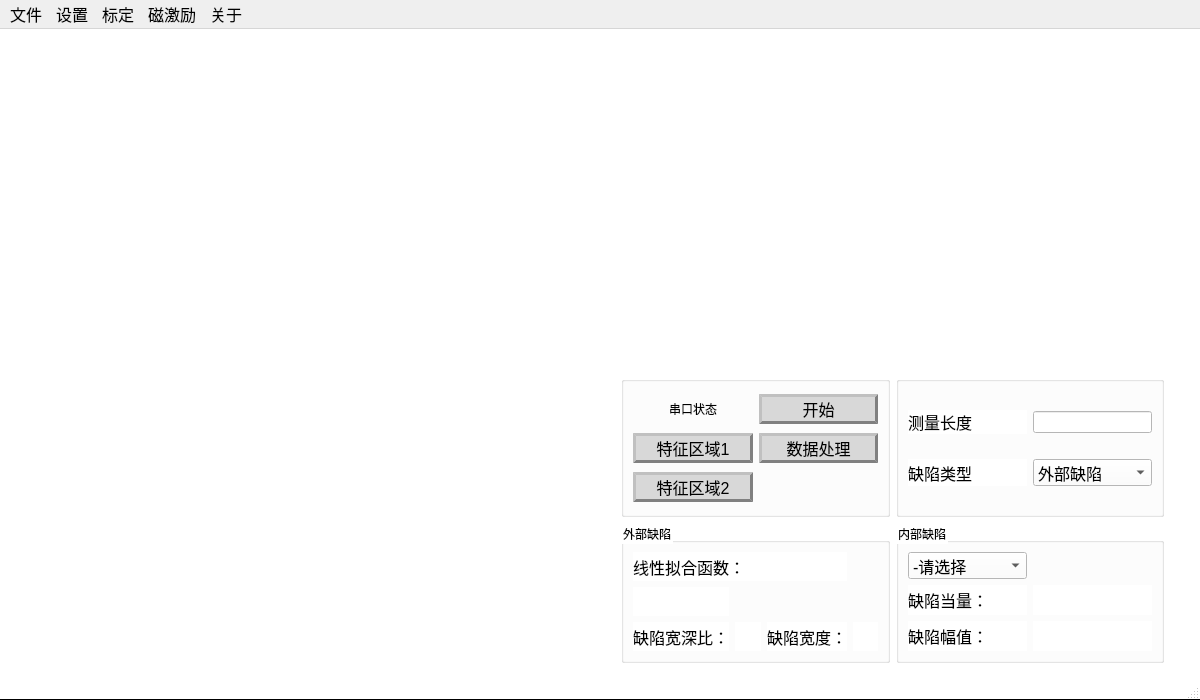
First picture: the form in mainwindow.ui, repository RoboticsKingWay/EMDetect, before the edit.
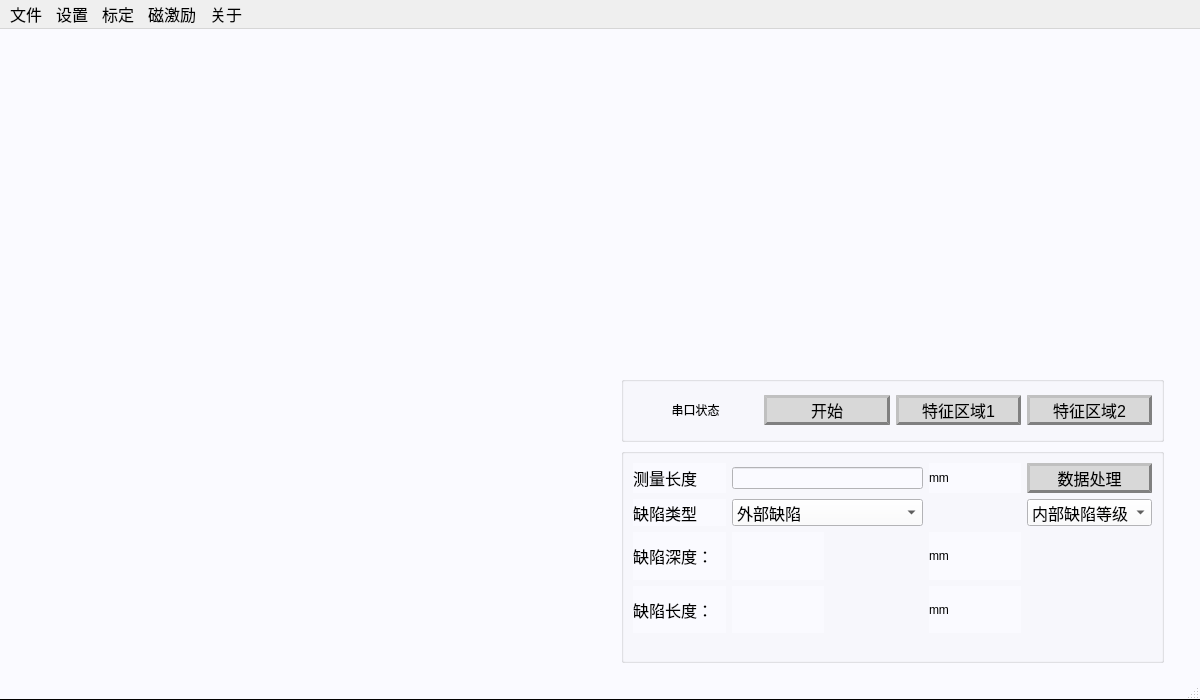
Second picture: the form after the edit. Icons and pictures are not drawn.

Patch:
```diff
--- a/mainwindow.ui
+++ b/mainwindow.ui
@@ -237,7 +237,7 @@
    </property>
    <property name="styleSheet">
     <string notr="true">QWidget{
-background-color:white
+background-color:#FAFAFF
 }</string>
    </property>
    <layout class="QHBoxLayout" name="horizontalLayout_3">
@@ -276,8 +276,8 @@
        </item>
        <item>
         <widget class="QWidget" name="widget_real_upright" native="true">
-         <layout class="QGridLayout" name="gridLayout_6">
-          <item row="0" column="0">
+         <layout class="QVBoxLayout" name="verticalLayout_4">
+          <item>
            <widget class="QWidget" name="widget_upright" native="true">
             <property name="minimumSize">
              <size>
@@ -287,7 +287,7 @@
             </property>
            </widget>
           </item>
-          <item row="1" column="0">
+          <item>
            <widget class="QWidget" name="widget_down" native="true">
             <property name="minimumSize">
              <size>
@@ -316,8 +316,8 @@
                <colorrole role="Button">
                 <brush brushstyle="SolidPattern">
                  <color alpha="255">
-                  <red>255</red>
-                  <green>255</green>
+                  <red>250</red>
+                  <green>250</green>
                   <blue>255</blue>
                  </color>
                 </brush>
@@ -343,8 +343,8 @@
                <colorrole role="Base">
                 <brush brushstyle="SolidPattern">
                  <color alpha="255">
-                  <red>255</red>
-                  <green>255</green>
+                  <red>250</red>
+                  <green>250</green>
                   <blue>255</blue>
                  </color>
                 </brush>
@@ -352,8 +352,8 @@
                <colorrole role="Window">
                 <brush brushstyle="SolidPattern">
                  <color alpha="255">
-                  <red>255</red>
-                  <green>255</green>
+                  <red>250</red>
+                  <green>250</green>
                   <blue>255</blue>
                  </color>
                 </brush>
@@ -381,8 +381,8 @@
                <colorrole role="Button">
                 <brush brushstyle="SolidPattern">
                  <color alpha="255">
-                  <red>255</red>
-                  <green>255</green>
+                  <red>250</red>
+                  <green>250</green>
                   <blue>255</blue>
                  </color>
                 </brush>
@@ -408,8 +408,8 @@
                <colorrole role="Base">
                 <brush brushstyle="SolidPattern">
                  <color alpha="255">
-                  <red>255</red>
-                  <green>255</green>
+                  <red>250</red>
+                  <green>250</green>
                   <blue>255</blue>
                  </color>
                 </brush>
@@ -417,8 +417,8 @@
                <colorrole role="Window">
                 <brush brushstyle="SolidPattern">
                  <color alpha="255">
-                  <red>255</red>
-                  <green>255</green>
+                  <red>250</red>
+                  <green>250</green>
                   <blue>255</blue>
                  </color>
                 </brush>
@@ -446,8 +446,8 @@
                <colorrole role="Button">
                 <brush brushstyle="SolidPattern">
                  <color alpha="255">
-                  <red>255</red>
-                  <green>255</green>
+                  <red>250</red>
+                  <green>250</green>
                   <blue>255</blue>
                  </color>
                 </brush>
@@ -473,8 +473,8 @@
                <colorrole role="Base">
                 <brush brushstyle="SolidPattern">
                  <color alpha="255">
-                  <red>255</red>
-                  <green>255</green>
+                  <red>250</red>
+                  <green>250</green>
                   <blue>255</blue>
                  </color>
                 </brush>
@@ -482,8 +482,8 @@
                <colorrole role="Window">
                 <brush brushstyle="SolidPattern">
                  <color alpha="255">
-                  <red>255</red>
-                  <green>255</green>
+                  <red>250</red>
+                  <green>250</green>
                   <blue>255</blue>
                  </color>
                 </brush>
@@ -501,10 +501,12 @@
              </palette>
             </property>
             <property name="styleSheet">
-             <string notr="true"/>
+             <string notr="true">QWidget{
+		color: black
+}</string>
             </property>
-            <layout class="QGridLayout" name="gridLayout_5">
-             <item row="0" column="0">
+            <layout class="QVBoxLayout" name="verticalLayout_2">
+             <item>
               <widget class="QGroupBox" name="groupBox_2">
                <property name="minimumSize">
                 <size>
@@ -514,123 +516,15 @@
                </property>
                <property name="maximumSize">
                 <size>
-                 <width>3600</width>
-                 <height>1200</height>
+                 <width>600</width>
+                 <height>66</height>
                 </size>
                </property>
                <property name="title">
                 <string/>
                </property>
-               <layout class="QGridLayout" name="gridLayout_2">
-                <item row="1" column="0">
-                 <widget class="QPushButton" name="pushButton_5">
-                  <property name="font">
-                   <font>
-                    <pointsize>12</pointsize>
-                   </font>
-                  </property>
-                  <property name="styleSheet">
-                   <string notr="true">QPushButton {
-        border: 3px outset gray;
-        background-color: #D8D8D8;
-         color: black;
-        }
- QPushButton:disabled {
-         background-color: #F1F1F1;
-         color: white;
-        }
- QPushButton:pressed {
-        border: 1px inset gray;
-         background-color: #11FF11;
-         color: white;
-        }
-    QPushButton:hover {
-         background-color: #13B3B3;
-        }</string>
-                  </property>
-                  <property name="text">
-                   <string>特征区域1</string>
-                  </property>
-                  <property name="autoDefault">
-                   <bool>true</bool>
-                  </property>
-                  <property name="default">
-                   <bool>true</bool>
-                  </property>
-                  <property name="flat">
-                   <bool>false</bool>
-                  </property>
-                 </widget>
-                </item>
-                <item row="1" column="1">
-                 <widget class="QPushButton" name="pushButton_3">
-                  <property name="font">
-                   <font>
-                    <pointsize>12</pointsize>
-                   </font>
-                  </property>
-                  <property name="styleSheet">
-                   <string notr="true">QPushButton {
-        border: 3px outset gray;
-        background-color: #D8D8D8;
-         color: black;
-        }
- QPushButton:disabled {
-         background-color: #F1F1F1;
-         color: white;
-        }
- QPushButton:pressed {
-        border: 1px inset gray;
-         background-color: #11FF11;
-         color: white;
-        }
-    QPushButton:hover {
-         background-color: #13B3B3;
-        }</string>
-                  </property>
-                  <property name="text">
-                   <string>数据处理</string>
-                  </property>
-                 </widget>
-                </item>
-                <item row="0" column="1">
-                 <widget class="QPushButton" name="pushButton">
-                  <property name="font">
-                   <font>
-                    <pointsize>12</pointsize>
-                   </font>
-                  </property>
-                  <property name="styleSheet">
-                   <string notr="true">QPushButton {
-        border: 3px outset gray;
-        background-color: #D8D8D8;
-         color: black;
-        }
- QPushButton:disabled {
-         background-color: #F1F1F1;
-         color: white;
-        }
- QPushButton:pressed {
-        border: 1px inset gray;
-         background-color: #11FF11;
-         color: white;
-        }
-    QPushButton:hover {
-         background-color: #13B3B3;
-        }</string>
-                  </property>
-                  <property name="text">
-                   <string>开始</string>
-                  </property>
-                  <property name="autoDefault">
-                   <bool>true</bool>
-                  </property>
-                  <property name="default">
-                   <bool>true</bool>
-                  </property>
-                 </widget>
-                </item>
-                <item row="0" column="0">
+               <layout class="QHBoxLayout" name="horizontalLayout_2">
+                <item>
                  <widget class="QPushButton" name="pushButton_connect_state">
                   <property name="styleSheet">
                    <string notr="true"/>
@@ -647,7 +541,84 @@
                   </property>
                  </widget>
                 </item>
-                <item row="2" column="0">
+                <item>
+                 <widget class="QPushButton" name="pushButton">
+                  <property name="font">
+                   <font>
+                    <pointsize>12</pointsize>
+                   </font>
+                  </property>
+                  <property name="styleSheet">
+                   <string notr="true">QPushButton {
+        border: 3px outset gray;
+        background-color: #D8D8D8;
+         color: black;
+        }
+ QPushButton:disabled {
+         background-color: #F1F1F1;
+         color: white;
+        }
+ QPushButton:pressed {
+        border: 1px inset gray;
+         background-color: #11FF11;
+         color: white;
+        }
+    QPushButton:hover {
+         background-color: #13B3B3;
+        }</string>
+                  </property>
+                  <property name="text">
+                   <string>开始</string>
+                  </property>
+                  <property name="autoDefault">
+                   <bool>true</bool>
+                  </property>
+                  <property name="default">
+                   <bool>true</bool>
+                  </property>
+                 </widget>
+                </item>
+                <item>
+                 <widget class="QPushButton" name="pushButton_5">
+                  <property name="font">
+                   <font>
+                    <pointsize>12</pointsize>
+                   </font>
+                  </property>
+                  <property name="styleSheet">
+                   <string notr="true">QPushButton {
+        border: 3px outset gray;
+        background-color: #D8D8D8;
+         color: black;
+        }
+ QPushButton:disabled {
+         background-color: #F1F1F1;
+         color: white;
+        }
+ QPushButton:pressed {
+        border: 1px inset gray;
+         background-color: #11FF11;
+         color: white;
+        }
+    QPushButton:hover {
+         background-color: #13B3B3;
+        }</string>
+                  </property>
+                  <property name="text">
+                   <string>特征区域1</string>
+                  </property>
+                  <property name="autoDefault">
+                   <bool>true</bool>
+                  </property>
+                  <property name="default">
+                   <bool>true</bool>
+                  </property>
+                  <property name="flat">
+                   <bool>false</bool>
+                  </property>
+                 </widget>
+                </item>
+                <item>
                  <widget class="QPushButton" name="pushButton_detect_area2">
                   <property name="font">
                    <font>
@@ -681,23 +652,14 @@
                </layout>
               </widget>
              </item>
-             <item row="0" column="1">
-              <widget class="QGroupBox" name="groupBox">
-               <property name="minimumSize">
-                <size>
-                 <width>0</width>
-                 <height>0</height>
-                </size>
-               </property>
-               <property name="maximumSize">
-                <size>
-                 <width>16777215</width>
-                 <height>16777215</height>
-                </size>
-               </property>
+             <item>
+              <widget class="QGroupBox" name="groupBox_result_outside">
                <property name="title">
                 <string/>
                </property>
+               <property name="flat">
+                <bool>false</bool>
+               </property>
                <layout class="QGridLayout" name="gridLayout">
                 <item row="0" column="0">
                  <widget class="QLabel" name="label_2">
@@ -711,7 +673,7 @@
                   </property>
                  </widget>
                 </item>
-                <item row="0" column="1">
+                <item row="0" column="1" colspan="2">
                  <widget class="QLineEdit" name="lineEdit_scan_length">
                   <property name="sizePolicy">
                    <sizepolicy hsizetype="Preferred" vsizetype="Fixed">
@@ -724,6 +686,44 @@
                   </property>
                  </widget>
                 </item>
+                <item row="0" column="3">
+                 <widget class="QLabel" name="label">
+                  <property name="text">
+                   <string>mm</string>
+                  </property>
+                 </widget>
+                </item>
+                <item row="0" column="4">
+                 <widget class="QPushButton" name="pushButton_3">
+                  <property name="font">
+                   <font>
+                    <pointsize>12</pointsize>
+                   </font>
+                  </property>
+                  <property name="styleSheet">
+                   <string notr="true">QPushButton {
+        border: 3px outset gray;
+        background-color: #D8D8D8;
+         color: black;
+        }
+ QPushButton:disabled {
+         background-color: #F1F1F1;
+         color: white;
+        }
+ QPushButton:pressed {
+        border: 1px inset gray;
+         background-color: #11FF11;
+         color: white;
+        }
+    QPushButton:hover {
+         background-color: #13B3B3;
+        }</string>
+                  </property>
+                  <property name="text">
+                   <string>数据处理</string>
+                  </property>
+                 </widget>
+                </item>
                 <item row="1" column="0">
                  <widget class="QLabel" name="label_3">
                   <property name="font">
@@ -736,28 +736,13 @@
                   </property>
                  </widget>
                 </item>
-                <item row="1" column="1">
+                <item row="1" column="1" colspan="2">
                  <widget class="QComboBox" name="comboBox">
-                  <property name="sizePolicy">
-                   <sizepolicy hsizetype="Preferred" vsizetype="Fixed">
-                    <horstretch>0</horstretch>
-                    <verstretch>0</verstretch>
-                   </sizepolicy>
-                  </property>
-                  <property name="minimumSize">
-                   <size>
-                    <width>0</width>
-                    <height>0</height>
-                   </size>
-                  </property>
                   <property name="font">
                    <font>
                     <pointsize>12</pointsize>
                    </font>
                   </property>
-                  <property name="styleSheet">
-                   <string notr="true"/>
-                  </property>
                   <item>
                    <property name="text">
                     <string>外部缺陷</string>
@@ -770,139 +755,80 @@
                   </item>
                  </widget>
                 </item>
-               </layout>
-              </widget>
-             </item>
-             <item row="1" column="0">
-              <widget class="QGroupBox" name="groupBox_result_outside">
-               <property name="title">
-                <string>外部缺陷</string>
-               </property>
-               <layout class="QGridLayout" name="gridLayout_4">
-                <item row="1" column="0">
-                 <widget class="QLabel" name="label_standar_function">
-                  <property name="text">
-                   <string/>
-                  </property>
-                 </widget>
-                </item>
-                <item row="2" column="0">
-                 <widget class="QLabel" name="label_7">
-                  <property name="font">
-                   <font>
-                    <pointsize>12</pointsize>
-                   </font>
-                  </property>
-                  <property name="text">
-                   <string>缺陷宽深比：</string>
-                  </property>
-                 </widget>
-                </item>
-                <item row="2" column="1">
-                 <widget class="QLabel" name="label_detection_xy">
-                  <property name="text">
-                   <string/>
-                  </property>
-                 </widget>
-                </item>
-                <item row="2" column="2">
-                 <widget class="QLabel" name="label_6">
-                  <property name="font">
-                   <font>
-                    <pointsize>12</pointsize>
-                   </font>
-                  </property>
-                  <property name="text">
-                   <string>缺陷宽度：</string>
-                  </property>
-                 </widget>
-                </item>
-                <item row="2" column="3">
-                 <widget class="QLabel" name="label_detection_length">
-                  <property name="text">
-                   <string/>
-                  </property>
-                 </widget>
-                </item>
-                <item row="0" column="0" colspan="3">
-                 <widget class="QLabel" name="label_func">
-                  <property name="font">
-                   <font>
-                    <pointsize>12</pointsize>
-                   </font>
-                  </property>
-                  <property name="text">
-                   <string>线性拟合函数：</string>
-                  </property>
-                 </widget>
-                </item>
-               </layout>
-              </widget>
-             </item>
-             <item row="1" column="1">
-              <widget class="QGroupBox" name="groupBox_result_inside">
-               <property name="font">
-                <font>
-                 <pointsize>9</pointsize>
-                </font>
-               </property>
-               <property name="autoFillBackground">
-                <bool>false</bool>
-               </property>
-               <property name="title">
-                <string>内部缺陷</string>
-               </property>
-               <layout class="QGridLayout" name="gridLayout_3">
-                <item row="0" column="0">
+                <item row="1" column="4">
                  <widget class="QComboBox" name="comboBox_2">
                   <property name="font">
                    <font>
                     <pointsize>12</pointsize>
                    </font>
                   </property>
-                  <property name="styleSheet">
-                   <string notr="true"/>
-                  </property>
                   <item>
                    <property name="text">
-                    <string>-请选择</string>
+                    <string>内部缺陷等级</string>
                    </property>
                   </item>
                  </widget>
                 </item>
-                <item row="1" column="0">
-                 <widget class="QLabel" name="label_9">
-                  <property name="font">
-                   <font>
-                    <pointsize>12</pointsize>
-                   </font>
-                  </property>
-                  <property name="text">
-                   <string>缺陷当量：</string>
-                  </property>
-                 </widget>
-                </item>
-                <item row="1" column="1">
-                 <widget class="QLabel" name="label_db_equal">
-                  <property name="text">
-                   <string/>
-                  </property>
-                 </widget>
-                </item>
                 <item row="2" column="0">
-                 <widget class="QLabel" name="label_8">
+                 <widget class="QLabel" name="label_dynamic_content_1">
                   <property name="font">
                    <font>
                     <pointsize>12</pointsize>
                    </font>
                   </property>
                   <property name="text">
-                   <string>缺陷幅值：</string>
+                   <string>缺陷深度：</string>
                   </property>
                  </widget>
                 </item>
                 <item row="2" column="1">
-                 <widget class="QLabel" name="label_detection_fuzhi">
+                 <widget class="QLabel" name="label_detection_deepth_and_db">
+                  <property name="text">
+                   <string/>
+                  </property>
+                 </widget>
+                </item>
+                <item row="2" column="3">
+                 <widget class="QLabel" name="label_unit1_mm">
+                  <property name="text">
+                   <string>mm</string>
+                  </property>
+                 </widget>
+                </item>
+                <item row="3" column="0">
+                 <widget class="QLabel" name="label_dynamic_content_2">
+                  <property name="font">
+                   <font>
+                    <pointsize>12</pointsize>
+                   </font>
+                  </property>
+                  <property name="text">
+                   <string>缺陷长度：</string>
+                  </property>
+                 </widget>
+                </item>
+                <item row="3" column="3">
+                 <widget class="QLabel" name="label_unit2_mm">
+                  <property name="text">
+                   <string>mm</string>
+                  </property>
+                 </widget>
+                </item>
+                <item row="4" column="0" colspan="5">
+                 <spacer name="horizontalSpacer">
+                  <property name="orientation">
+                   <enum>Qt::Horizontal</enum>
+                  </property>
+                  <property name="sizeHint" stdset="0">
+                   <size>
+                    <width>499</width>
+                    <height>18</height>
+                   </size>
+                  </property>
+                 </spacer>
+                </item>
+                <item row="3" column="1">
+                 <widget class="QLabel" name="label_detection_length_and_amp">
                   <property name="text">
                    <string/>
                   </property>
```
Left out of the diff: 8 changed lines with no effect on the pictures.
